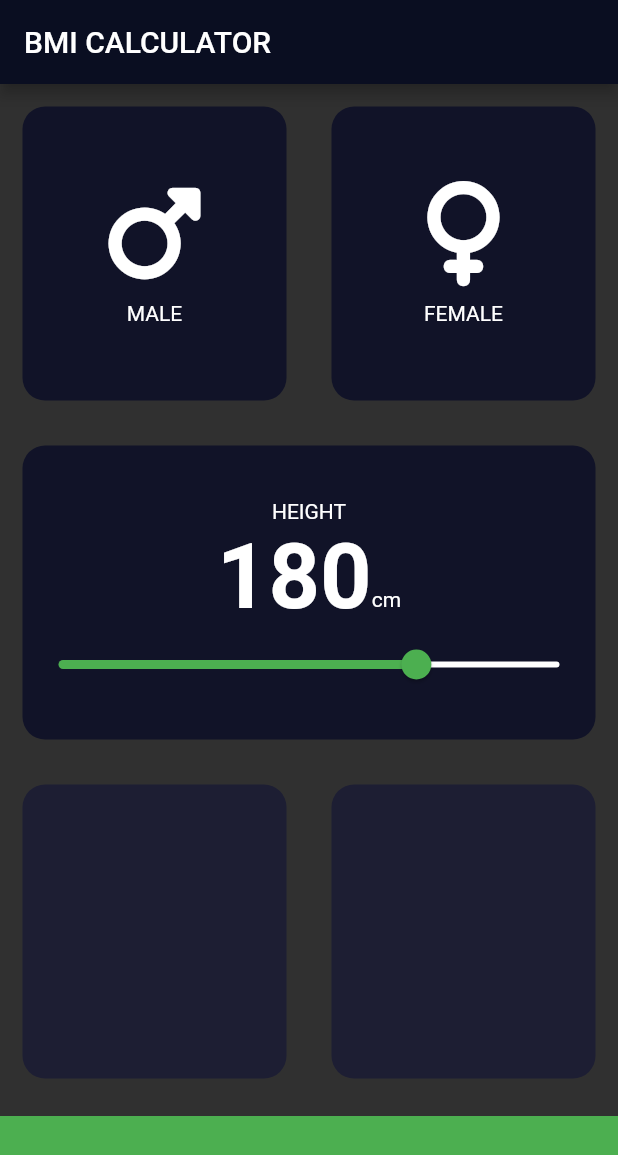
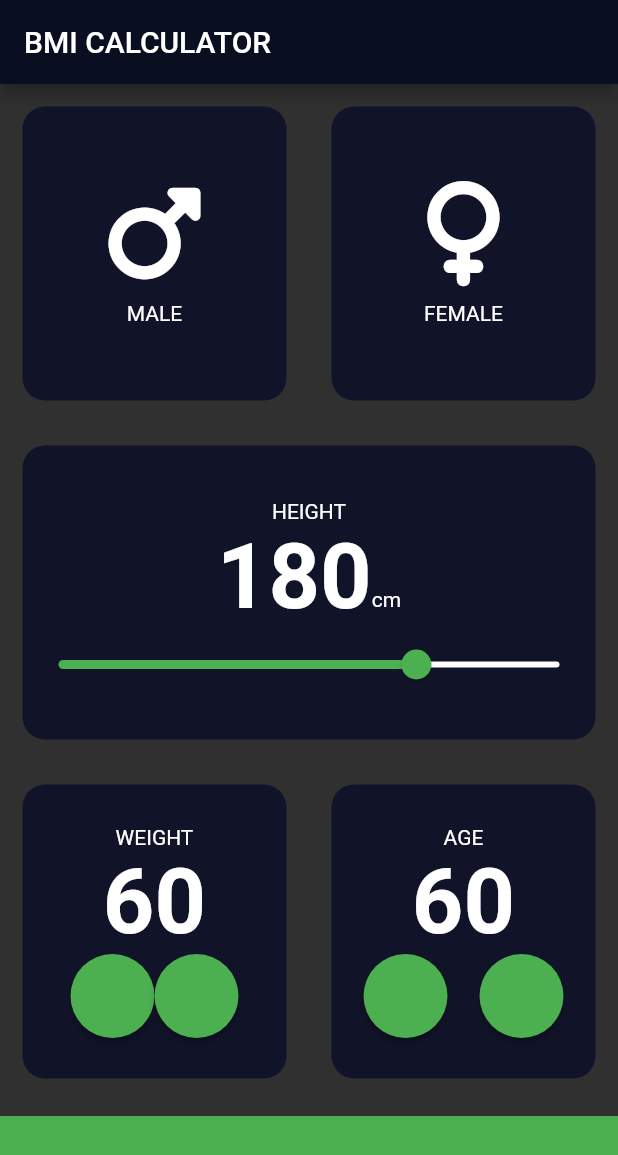
Before and after one commit to harsh-ws/BMI-Index, a Flutter app: the screen it shows after launch, on a phone screen of 412 x 824 dp. Shown: the top 1155 px of the screen. Run offline on Flutter 3.47's test engine with Material 2 defaults, Android fonts, the phone set to English and light mode, and no system bars; our stand-ins replace font_awesome_flutter.

Commit message:
added buttons to age & weight card. Functionality is yet to be added.

```diff
--- a/lib/input_page.dart
+++ b/lib/input_page.dart
@@ -1,5 +1,5 @@
 import 'dart:math';
-
+import 'package:flutter/cupertino.dart';
 import 'package:flutter/material.dart';
 import 'package:font_awesome_flutter/font_awesome_flutter.dart';
 import 'constants.dart';
@@ -18,7 +18,7 @@ class _InputPageState extends State<InputPage> {
   Color maleCardColor = kInActiveColor;
   Color femaleCardColor = kInActiveColor;
   int height = 180;
-
+  int weight = 60;
   void setColor(GenderType selection) {
     if (selection == GenderType.male) {
       // 1 means male
@@ -168,15 +168,71 @@ class _InputPageState extends State<InputPage> {
             ),
             Expanded(
               child: Row(
-                children: const <Widget>[
+                children: <Widget>[
                   Expanded(
-                    child: ReusableCard(
-                      color: kCardColor,
+                    child: Container(
+                      margin: const EdgeInsets.all(15),
+                      decoration: BoxDecoration(
+                        color: femaleCardColor,
+                        borderRadius: BorderRadius.circular(15),
+                      ),
+                      child: Column(
+                        mainAxisAlignment: MainAxisAlignment.center,
+                        crossAxisAlignment: CrossAxisAlignment.center,
+                        children: <Widget>[
+                          const Text(
+                            'WEIGHT',
+                            style: kLabelTextStyle,
+                          ),
+                          Text(
+                            weight.toString(),
+                            style: kNumberTextStyle,
+                          ),
+                          Row(
+                            mainAxisAlignment: MainAxisAlignment.spaceEvenly,
+                            children: <Widget>[
+                              Row(
+                                mainAxisAlignment:
+                                    MainAxisAlignment.spaceEvenly,
+                                children: <Widget>[
+                                  RoundIconButton(),
+                                  RoundIconButton()
+                                ],
+                              ),
+                            ],
+                          )
+                        ],
+                      ),
                     ),
                   ),
                   Expanded(
-                    child: ReusableCard(
-                      color: kCardColor,
+                    child: Container(
+                      margin: const EdgeInsets.all(15),
+                      decoration: BoxDecoration(
+                        color: femaleCardColor,
+                        borderRadius: BorderRadius.circular(15),
+                      ),
+                      child: Column(
+                        mainAxisAlignment: MainAxisAlignment.center,
+                        crossAxisAlignment: CrossAxisAlignment.center,
+                        children: <Widget>[
+                          const Text(
+                            'AGE',
+                            style: kLabelTextStyle,
+                          ),
+                          Text(
+                            weight.toString(),
+                            style: kNumberTextStyle,
+                          ),
+                          Row(
+                            mainAxisAlignment: MainAxisAlignment.spaceEvenly,
+                            children: <Widget>[
+                              RoundIconButton(),
+                              RoundIconButton()
+                            ],
+                          ),
+                        ],
+                      ),
                     ),
                   ),
                 ],
@@ -211,6 +267,28 @@ class ReusableCard extends StatelessWidget {
   }
 }
 
+class RoundIconButton extends StatefulWidget {
+  const RoundIconButton({Key? key}) : super(key: key);
+
+  @override
+  State<RoundIconButton> createState() => _RoundIconButtonState();
+}
+
+class _RoundIconButtonState extends State<RoundIconButton> {
+  @override
+  Widget build(BuildContext context) {
+    return RawMaterialButton(
+      onPressed: () {},
+      shape: CircleBorder(),
+      fillColor: Colors.green,
+      constraints: const BoxConstraints.tightFor(
+        width: 56.0,
+        height: 56.0,
+      ),
+    );
+  }
+}
+
 /*
 ReusableCard(
                       color: Colors.white,
```
